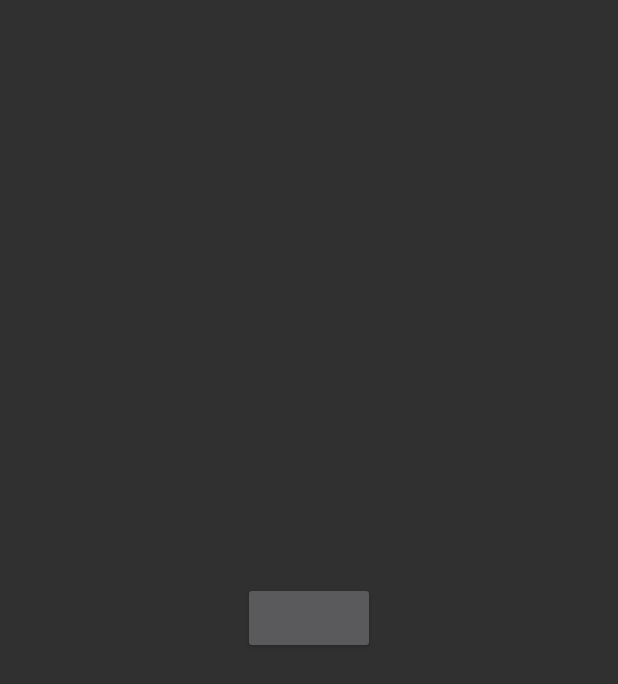
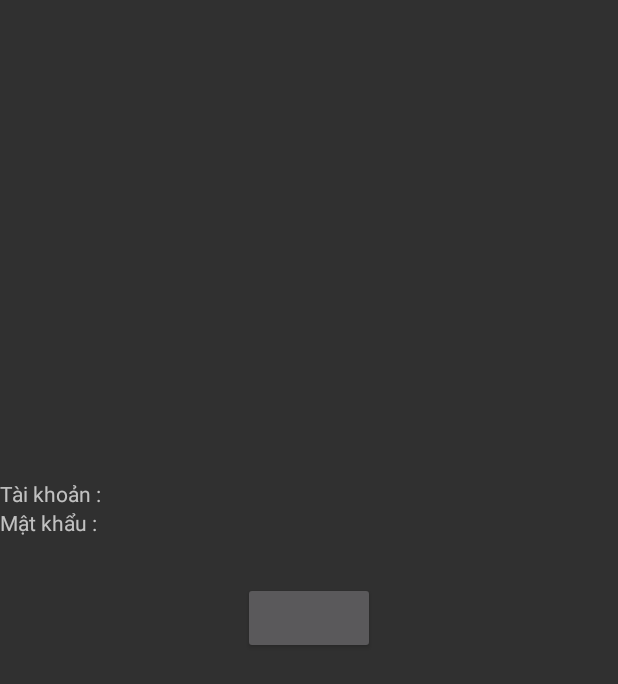
Before and after one commit to hieuvanlai/PortablePTV2, an Android app: the screen it shows after launch (MainActivity), on a phone screen of 412 x 824 dp. Shown: the top 684 px of the screen. Run offline under Robolectric (Android 15) with nearby library versions, the phone set to English and light mode, and no system bars; our stand-ins replace ButterKnife, EventBus; libraries missing offline, so code that uses them is left out: com.facebook, com.facebook.appevents, com.facebook.login, io.realm; plain views replace LoginButton; 7 statements that could not run were skipped.

Commit message:
Click this 👉🏻   /\____/\ ( = ^ . ^=)  o(")_(")_/   .commit -m " Change App Icon "

```diff
--- a/app/src/main/AndroidManifest.xml
+++ b/app/src/main/AndroidManifest.xml
@@ -4,9 +4,9 @@
 <uses-permission android:name="android.permission.INTERNET"/>
     <application
         android:allowBackup="true"
-        android:icon="@mipmap/ic_launcher"
+        android:icon="@drawable/logo"
         android:label="@string/app_name"
-        android:roundIcon="@mipmap/ic_launcher_round"
+        android:roundIcon="@drawable/logo"
         android:supportsRtl="true"
         android:theme="@style/Theme.AppCompat.NoActionBar" >
         <meta-data android:name="com.facebook.sdk.ApplicationId" android:value="@string/facebook_app_id"/>
--- a/app/src/main/java/com/example/hihihahahehe/portablept/details/ClientProfileFragment.java
+++ b/app/src/main/java/com/example/hihihahahehe/portablept/details/ClientDetailsFragment.java
@@ -28,7 +28,7 @@ import jp.wasabeef.picasso.transformations.CropCircleTransformation;
 /**
  * A simple {@link Fragment} subclass.
  */
-public class ClientProfileFragment extends Fragment {
+public class ClientDetailsFragment extends Fragment {
     @BindView(R.id.iv_back)
     ImageView ivBack;
     @BindView(R.id.edt_name)
@@ -45,7 +45,7 @@ public class ClientProfileFragment extends Fragment {
     ImageView ivAvatar;
     private FaceBookModel faceBookModel;
 
-    public ClientProfileFragment() {
+    public ClientDetailsFragment() {
         // Required empty public constructor
     }
 
--- a/app/src/main/java/com/example/hihihahahehe/portablept/fragments/LoginFragment.java
+++ b/app/src/main/java/com/example/hihihahahehe/portablept/fragments/LoginFragment.java
@@ -12,6 +12,7 @@ import android.util.Log;
 import android.view.LayoutInflater;
 import android.view.View;
 import android.view.ViewGroup;
+import android.widget.Toast;
 
 import com.example.hihihahahehe.portablept.R;
 import com.example.hihihahahehe.portablept.events.OnLoginEvent;
@@ -96,7 +97,7 @@ public class LoginFragment extends Fragment {
                     // App code
                     getInfoFacebook(loginResult);
 
-                    ScreenManager.replaceFragment(getActivity().getSupportFragmentManager(), new FirstScreenFragment(), R.id.layout_container_main, false);
+                    ScreenManager.replaceFragment(getActivity().getSupportFragmentManager(), new RoleFragment(), R.id.layout_container_main, false);
                 }
 
                 @Override
@@ -107,6 +108,7 @@ public class LoginFragment extends Fragment {
                 @Override
                 public void onError(FacebookException exception) {
                     // App code
+                    Toast.makeText(getContext(), "There is no connection !", Toast.LENGTH_SHORT).show();
                 }
             });
         } else {
--- a/app/src/main/java/com/example/hihihahahehe/portablept/models/FaceBookModel.java
+++ b/app/src/main/java/com/example/hihihahahehe/portablept/models/FaceBookModel.java
@@ -19,6 +19,7 @@ public class FaceBookModel extends RealmObject{
     private String Birthday;
     private String Location;
     private String phone;
+    private boolean isTrainer = false;
 
     public String getPhone() {
         return phone;
@@ -28,7 +29,6 @@ public class FaceBookModel extends RealmObject{
         this.phone = phone;
     }
 
-    private boolean isTrainer;
 
     public boolean isTrainer() {
         return isTrainer;
--- a/app/src/main/java/com/example/hihihahahehe/portablept/utils/RealmHandle.java
+++ b/app/src/main/java/com/example/hihihahahehe/portablept/utils/RealmHandle.java
@@ -20,5 +20,4 @@ public class RealmHandle {
     public static FaceBookModel getData(){
         return realm.where(FaceBookModel.class).findFirst();
     }
-
 }
--- a/app/src/main/res/layout/fragment_login.xml
+++ b/app/src/main/res/layout/fragment_login.xml
@@ -4,6 +4,19 @@
     android:layout_height="match_parent"
     android:background="#303030"
     tools:context="com.example.hihihahahehe.portablept.fragments.LoginFragment">
+
+    <TextView
+        android:layout_above="@+id/tv_pass"
+        android:text="Tài khoản :"
+        android:layout_width="match_parent"
+        android:layout_height="wrap_content" />
+
+    <TextView
+        android:id="@+id/tv_pass"
+        android:layout_above="@+id/login_button"
+        android:text="Mật khẩu :"
+        android:layout_width="match_parent"
+        android:layout_height="wrap_content" />
 
     <com.facebook.login.widget.LoginButton
         android:layout_centerInParent="true"
--- a/app/src/main/res/layout/fragment_notification.xml
+++ b/app/src/main/res/layout/fragment_notification.xml
@@ -3,7 +3,7 @@
     android:layout_width="match_parent"
     android:layout_height="match_parent"
     android:background="#303030"
-    tools:context="com.example.hihihahahehe.portablept.fragments.main_fragments.NotificationFragment">
+    tools:context="com.example.hihihahahehe.portablept.fragments.NotificationFragment">
 
     <RelativeLayout
         android:layout_width="match_parent"
--- a/app/src/main/res/layout/fragment_roles.xml
+++ b/app/src/main/res/layout/fragment_roles.xml
@@ -20,7 +20,7 @@
         android:textAllCaps="true"
         android:textSize="20sp"
         android:textAlignment="center"
-        android:text="Huân luyện viên"
+        android:text="Huấn luyện viên"
         android:textStyle="bold"
         android:layout_width="220dp"
         android:layout_centerHorizontal="true"
```
Also changed, not shown: app/src/main/java/com/example/hihihahahehe/portablept/fragments/CreatePackFragment.java (+6 -1 lines), app/src/main/java/com/example/hihihahahehe/portablept/fragments/PersonFragment.java (+3 -9 lines), app/src/main/java/com/example/hihihahahehe/portablept/fragments/RoleFragment.java (+36 -8 lines), app/src/main/res/layout/fragment_training_programs.xml (+0 -10 lines), 2 other files.
